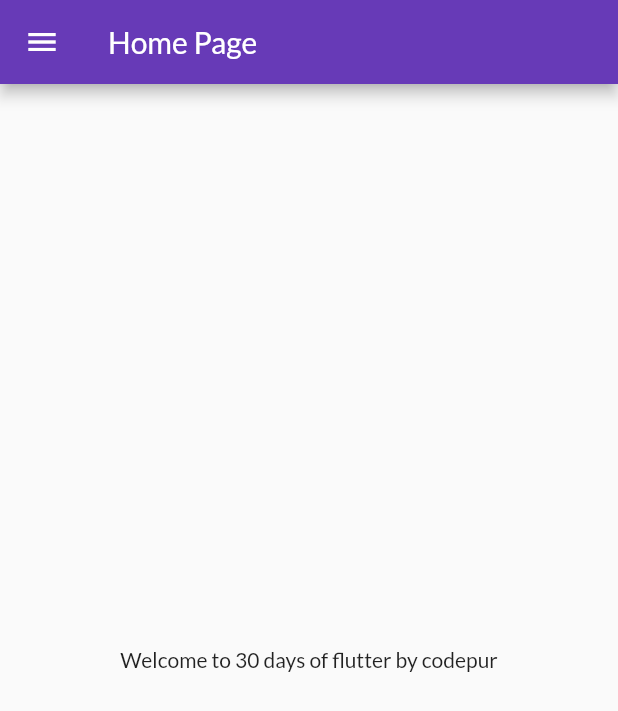
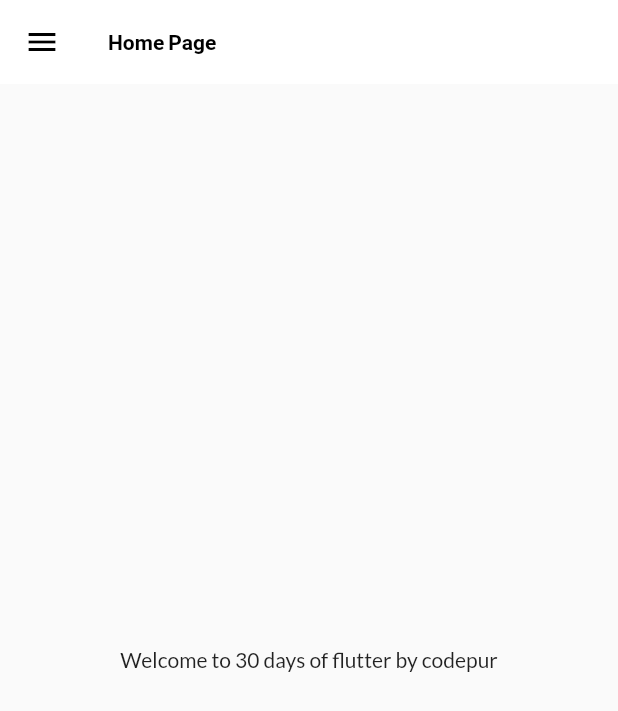
Before and after one commit to ravi25595/30DaysOfFlutter, a Flutter app: the HomePage screen opened by its route, on a phone screen of 412 x 824 dp. Shown: the top 711 px of the screen. Run offline on Flutter 3.47's test engine with Material 2 defaults, Android fonts, the phone set to English and light mode, and no system bars; our stand-ins replace flutter_svg, google_fonts.

Commit message:
Day 9 Completed

```diff
--- /dev/null
+++ b/lib/widgets/themes.dart
@@ -0,0 +1,21 @@
+import 'package:flutter/material.dart';
+import 'package:google_fonts/google_fonts.dart';
+
+class MyTheme {
+  static ThemeData lightTheme(BuildContext context) => ThemeData(
+        primarySwatch: Colors.deepPurple,
+        fontFamily: GoogleFonts.lato().fontFamily,
+        appBarTheme: const AppBarTheme(
+          color: Colors.white,
+          elevation: 0.0,
+          iconTheme: IconThemeData(color: Colors.black),
+          titleTextStyle: TextStyle(
+            color: Colors.black,
+            fontWeight: FontWeight.bold,
+          ),
+        ),
+      );
+
+  static ThemeData darkTheme(BuildContext context) =>
+      ThemeData(brightness: Brightness.dark);
+}
```
Also changed, not shown: lib/main.dart (+3 -6 lines).
